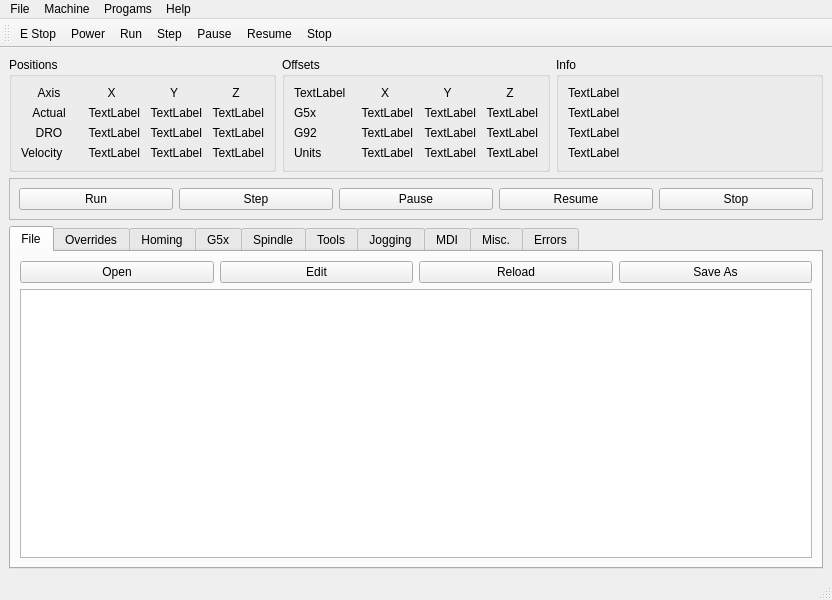
This is examples/xyz.ui in jethornton/flexgui as Qt 5 draws it before an edit. The edited form follows.
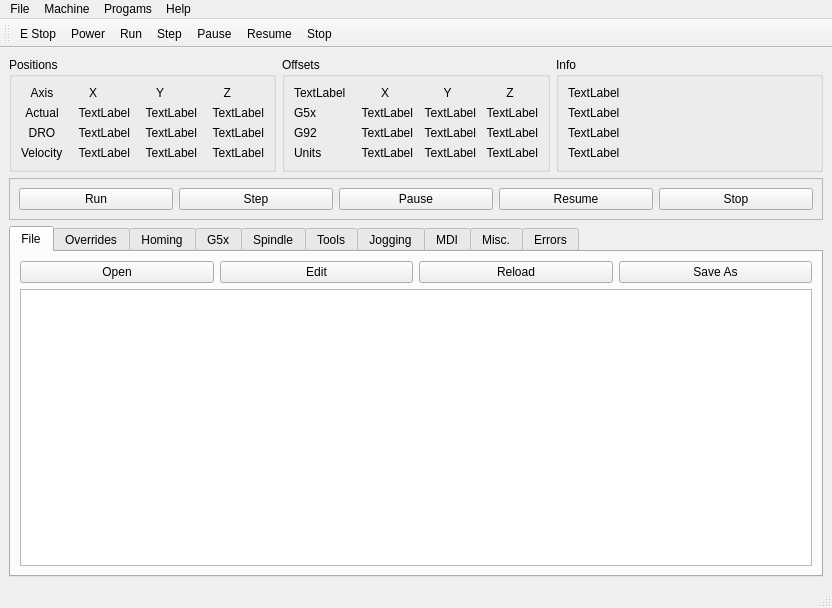
This is the edited form.

What changed in the file:
```diff
--- a/examples/xyz.ui
+++ b/examples/xyz.ui
@@ -6,8 +6,8 @@
    <rect>
     <x>0</x>
     <y>0</y>
-    <width>800</width>
-    <height>600</height>
+    <width>832</width>
+    <height>608</height>
    </rect>
   </property>
   <property name="windowTitle">
@@ -21,30 +21,10 @@
        <string>Positions</string>
       </property>
       <layout class="QGridLayout" name="gridLayout">
-       <item row="1" column="1">
-        <widget class="QLabel" name="actual_lb_x">
+       <item row="0" column="5">
+        <widget class="QLabel" name="label_3">
          <property name="text">
-          <string>TextLabel</string>
-         </property>
-         <property name="alignment">
-          <set>Qt::AlignRight|Qt::AlignTrailing|Qt::AlignVCenter</set>
-         </property>
-        </widget>
-       </item>
-       <item row="2" column="1">
-        <widget class="QLabel" name="dro_lb_x">
-         <property name="text">
-          <string>TextLabel</string>
-         </property>
-         <property name="alignment">
-          <set>Qt::AlignRight|Qt::AlignTrailing|Qt::AlignVCenter</set>
-         </property>
-        </widget>
-       </item>
-       <item row="1" column="3">
-        <widget class="QLabel" name="actual_lb_z">
-         <property name="text">
-          <string>TextLabel</string>
+          <string>Z</string>
          </property>
          <property name="alignment">
           <set>Qt::AlignRight|Qt::AlignTrailing|Qt::AlignVCenter</set>
@@ -52,12 +32,23 @@
         </widget>
        </item>
        <item row="0" column="2">
-        <widget class="QLabel" name="label_2">
+        <widget class="QLabel" name="home_lb_0">
          <property name="text">
-          <string>Y</string>
+          <string/>
          </property>
-         <property name="alignment">
-          <set>Qt::AlignCenter</set>
+        </widget>
+       </item>
+       <item row="0" column="4">
+        <widget class="QLabel" name="home_lb_1">
+         <property name="text">
+          <string/>
+         </property>
+        </widget>
+       </item>
+       <item row="3" column="0">
+        <widget class="QLabel" name="label_16">
+         <property name="text">
+          <string>Velocity</string>
          </property>
         </widget>
        </item>
@@ -71,6 +62,16 @@
          </property>
         </widget>
        </item>
+       <item row="0" column="3">
+        <widget class="QLabel" name="label_2">
+         <property name="text">
+          <string>Y</string>
+         </property>
+         <property name="alignment">
+          <set>Qt::AlignRight|Qt::AlignTrailing|Qt::AlignVCenter</set>
+         </property>
+        </widget>
+       </item>
        <item row="1" column="0">
         <widget class="QLabel" name="label_5">
          <property name="text">
@@ -81,6 +82,16 @@
          </property>
         </widget>
        </item>
+       <item row="0" column="1">
+        <widget class="QLabel" name="label">
+         <property name="text">
+          <string>X</string>
+         </property>
+         <property name="alignment">
+          <set>Qt::AlignRight|Qt::AlignTrailing|Qt::AlignVCenter</set>
+         </property>
+        </widget>
+       </item>
        <item row="0" column="0">
         <widget class="QLabel" name="label_11">
          <property name="text">
@@ -91,7 +102,24 @@
          </property>
         </widget>
        </item>
-       <item row="2" column="3">
+       <item row="0" column="6">
+        <widget class="QLabel" name="home_lb_2">
+         <property name="text">
+          <string/>
+         </property>
+        </widget>
+       </item>
+       <item row="1" column="5" colspan="2">
+        <widget class="QLabel" name="actual_lb_z">
+         <property name="text">
+          <string>TextLabel</string>
+         </property>
+         <property name="alignment">
+          <set>Qt::AlignRight|Qt::AlignTrailing|Qt::AlignVCenter</set>
+         </property>
+        </widget>
+       </item>
+       <item row="2" column="5" colspan="2">
         <widget class="QLabel" name="dro_lb_z">
          <property name="text">
           <string>TextLabel</string>
@@ -101,18 +129,8 @@
          </property>
         </widget>
        </item>
-       <item row="0" column="3">
-        <widget class="QLabel" name="label_3">
-         <property name="text">
-          <string>Z</string>
-         </property>
-         <property name="alignment">
-          <set>Qt::AlignCenter</set>
-         </property>
-        </widget>
-       </item>
-       <item row="2" column="2">
-        <widget class="QLabel" name="dro_lb_y">
+       <item row="3" column="5" colspan="2">
+        <widget class="QLabel" name="joint_velocity_2_lb">
          <property name="text">
           <string>TextLabel</string>
          </property>
@@ -121,17 +139,7 @@
          </property>
         </widget>
        </item>
-       <item row="0" column="1">
-        <widget class="QLabel" name="label">
-         <property name="text">
-          <string>X</string>
-         </property>
-         <property name="alignment">
-          <set>Qt::AlignCenter</set>
-         </property>
-        </widget>
-       </item>
-       <item row="1" column="2">
+       <item row="1" column="3" colspan="2">
         <widget class="QLabel" name="actual_lb_y">
          <property name="text">
           <string>TextLabel</string>
@@ -141,8 +149,8 @@
          </property>
         </widget>
        </item>
-       <item row="3" column="1">
-        <widget class="QLabel" name="joint_velocity_0_lb">
+       <item row="2" column="3" colspan="2">
+        <widget class="QLabel" name="dro_lb_y">
          <property name="text">
           <string>TextLabel</string>
          </property>
@@ -151,7 +159,7 @@
          </property>
         </widget>
        </item>
-       <item row="3" column="2">
+       <item row="3" column="3" colspan="2">
         <widget class="QLabel" name="joint_velocity_1_lb">
          <property name="text">
           <string>TextLabel</string>
@@ -161,8 +169,8 @@
          </property>
         </widget>
        </item>
-       <item row="3" column="3">
-        <widget class="QLabel" name="joint_velocity_2_lb">
+       <item row="1" column="1" colspan="2">
+        <widget class="QLabel" name="actual_lb_x">
          <property name="text">
           <string>TextLabel</string>
          </property>
@@ -171,10 +179,23 @@
          </property>
         </widget>
        </item>
-       <item row="3" column="0">
-        <widget class="QLabel" name="label_16">
+       <item row="2" column="1" colspan="2">
+        <widget class="QLabel" name="dro_lb_x">
          <property name="text">
-          <string>Velocity</string>
+          <string>TextLabel</string>
+         </property>
+         <property name="alignment">
+          <set>Qt::AlignRight|Qt::AlignTrailing|Qt::AlignVCenter</set>
+         </property>
+        </widget>
+       </item>
+       <item row="3" column="1" colspan="2">
+        <widget class="QLabel" name="joint_velocity_0_lb">
+         <property name="text">
+          <string>TextLabel</string>
+         </property>
+         <property name="alignment">
+          <set>Qt::AlignRight|Qt::AlignTrailing|Qt::AlignVCenter</set>
          </property>
         </widget>
        </item>
```
Left out of the diff: 2 changed lines with no effect on the pictures.
